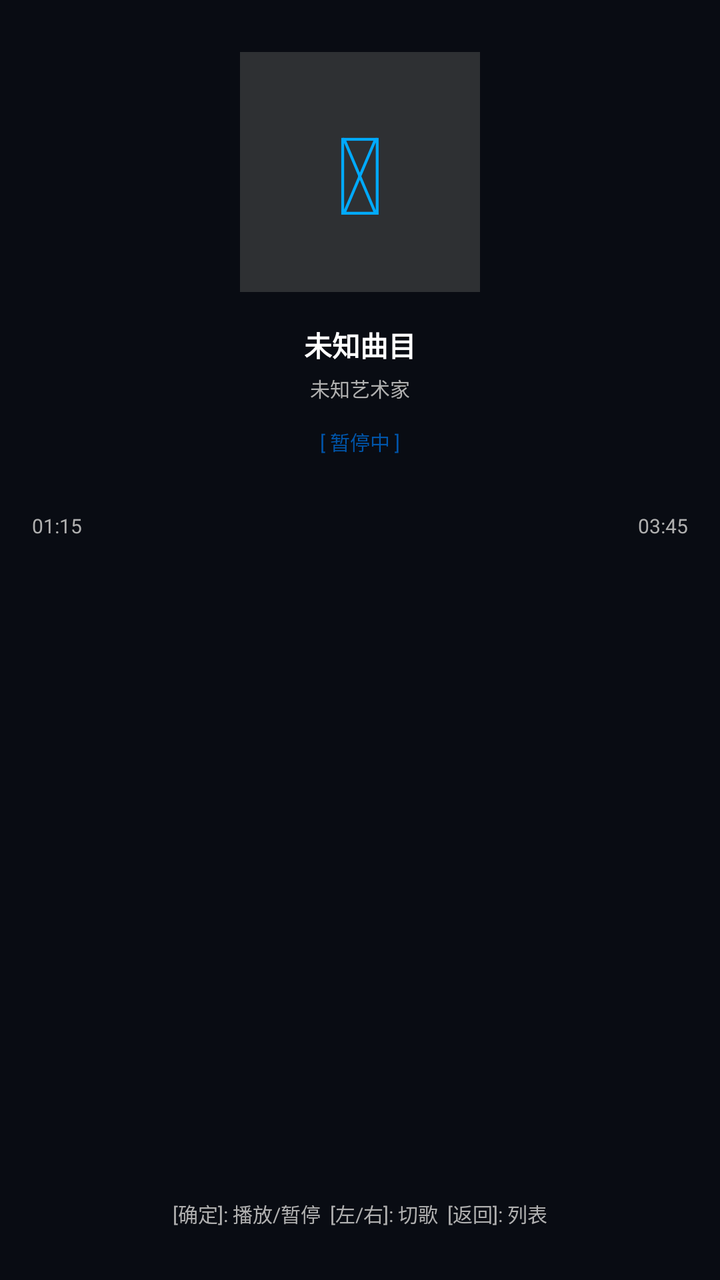
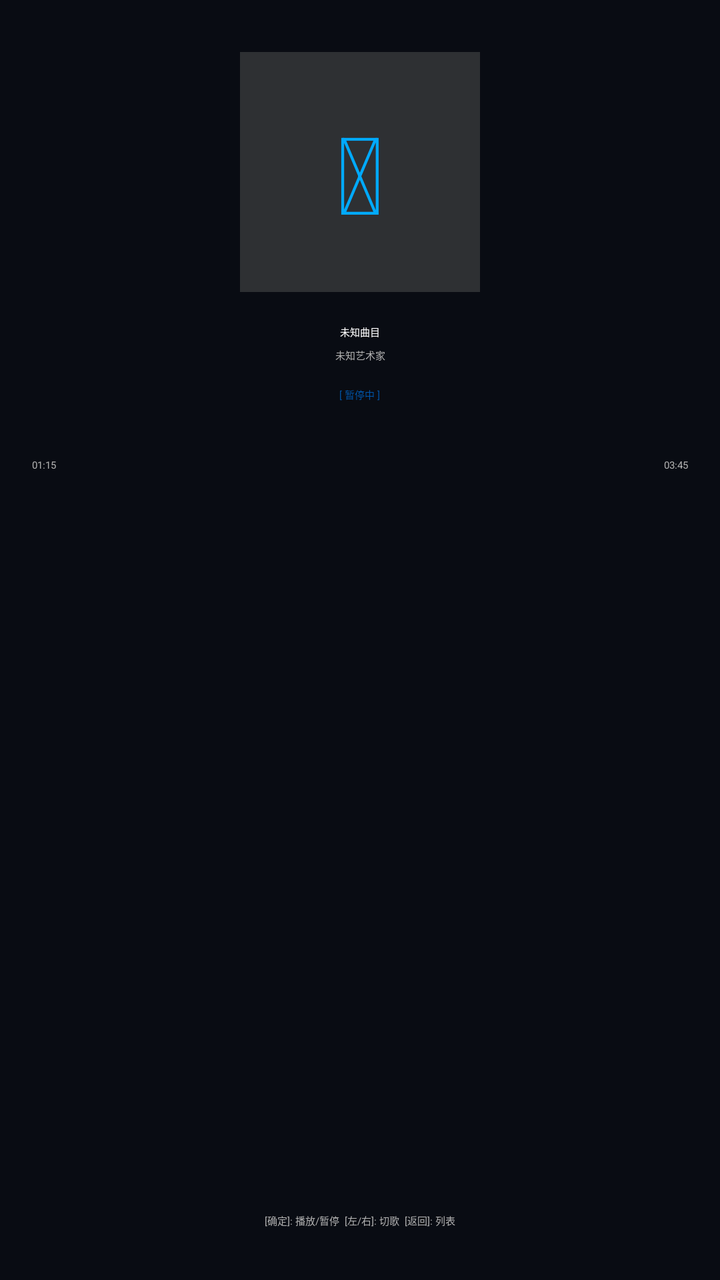

Compare the two renders of this Android layout. The source of the first and the diff that turns it into the second are given below.
<!-- AndroidManifest.xml: application theme Theme.KeydroidX.Music -->
<!-- res/layout/activity_music_player.xml -->
<?xml version="1.0" encoding="utf-8"?>
<LinearLayout xmlns:android="http://schemas.android.com/apk/res/android"
    android:layout_width="match_parent"
    android:layout_height="match_parent"
    android:orientation="vertical"
    android:padding="16dp"
    android:gravity="center_horizontal"
    android:background="@color/music_bg">

    
    <LinearLayout
        android:layout_width="120dp"
        android:layout_height="120dp"
        android:layout_marginTop="10dp"
        android:layout_marginBottom="16dp"
        android:background="#2E3033"
        android:gravity="center">

        <TextView
            android:id="@+id/iv_player_cover"
            android:layout_width="wrap_content"
            android:layout_height="wrap_content"
            android:textSize="54sp"
            android:textColor="#00AAFF"
            android:text="&#xe405;" />
    </LinearLayout>

    
    <TextView
        android:id="@+id/tv_player_title"
        android:layout_width="match_parent"
        android:layout_height="wrap_content"
        android:gravity="center"
        android:textSize="14sp"
        android:textStyle="bold"
        android:textColor="@color/music_item_normal_text"
        android:singleLine="true"
        android:text="未知曲目" />

    <TextView
        android:id="@+id/tv_player_artist"
        android:layout_width="match_parent"
        android:layout_height="wrap_content"
        android:layout_marginTop="4dp"
        android:gravity="center"
        android:textSize="10sp"
        android:textColor="@color/music_item_subtext"
        android:singleLine="true"
        android:text="未知艺术家" />

    
    <TextView
        android:id="@+id/tv_player_status"
        android:layout_width="wrap_content"
        android:layout_height="wrap_content"
        android:layout_marginTop="12dp"
        android:textSize="10sp"
        android:textColor="@color/music_primary"
        android:text="[ 暂停中 ]" />

    
    <ProgressBar
        android:id="@+id/progress_music"
        style="?android:attr/progressBarStyleHorizontal"
        android:layout_width="match_parent"
        android:layout_height="8dp"
        android:layout_marginTop="16dp"
        android:progress="35"
        android:max="100" />

    <LinearLayout
        android:layout_width="match_parent"
        android:layout_height="wrap_content"
        android:layout_marginTop="4dp"
        android:orientation="horizontal">

        <TextView
            android:id="@+id/tv_current_time"
            android:layout_width="0dp"
            android:layout_height="wrap_content"
            android:layout_weight="1"
            android:textSize="10sp"
            android:textColor="@color/music_item_subtext"
            android:text="01:15" />

        <TextView
            android:id="@+id/tv_total_time"
            android:layout_width="wrap_content"
            android:layout_height="wrap_content"
            android:textSize="10sp"
            android:textColor="@color/music_item_subtext"
            android:text="03:45" />
    </LinearLayout>

    <TextView
        android:layout_width="match_parent"
        android:layout_height="0dp"
        android:layout_weight="1"
        android:gravity="bottom|center_horizontal"
        android:paddingBottom="10dp"
        android:textSize="10sp"
        android:textColor="@color/music_item_subtext"
        android:text="[确定]: 播放/暂停  [左/右]: 切歌  [返回]: 列表" />

</LinearLayout>
<!-- resources referenced by this layout -->
<resources>
  <color name="music_bg">#090C13</color>
  <color name="music_item_normal_text">#FFFFFF</color>
  <color name="music_item_subtext">#B0B0B0</color>
  <color name="music_primary">#0055AA</color>
  <style name="Theme.KeydroidX.Music" parent="Theme.NokiaKeyCore">
          <item name="android:windowNoTitle">true</item>
          <item name="android:windowBackground">@color/music_bg</item>
  
          
          <item name="android:windowDisablePreview">true</item>
          <item name="android:windowContentOverlay">@null</item>
      </style>
</resources>

<!-- the commit's change to res/layout/activity_music_player.xml (unified diff, before → after) -->
@@ -31,8 +31,7 @@
         android:layout_width="match_parent"
         android:layout_height="wrap_content"
         android:gravity="center"
-        android:textSize="14sp"
-        android:textStyle="bold"
+        android:textSize="@dimen/nokia_font_body"
         android:textColor="@color/music_item_normal_text"
         android:singleLine="true"
         android:text="未知曲目" />
@@ -43,7 +42,7 @@
         android:layout_height="wrap_content"
         android:layout_marginTop="4dp"
         android:gravity="center"
-        android:textSize="10sp"
+        android:textSize="@dimen/nokia_font_caption"
         android:textColor="@color/music_item_subtext"
         android:singleLine="true"
         android:text="未知艺术家" />
@@ -54,7 +53,7 @@
         android:layout_width="wrap_content"
         android:layout_height="wrap_content"
         android:layout_marginTop="12dp"
-        android:textSize="10sp"
+        android:textSize="@dimen/nokia_font_caption"
         android:textColor="@color/music_primary"
         android:text="[ 暂停中 ]" />
 
@@ -79,7 +78,7 @@
             android:layout_width="0dp"
             android:layout_height="wrap_content"
             android:layout_weight="1"
-            android:textSize="10sp"
+            android:textSize="@dimen/nokia_font_caption"
             android:textColor="@color/music_item_subtext"
             android:text="01:15" />
 
@@ -87,7 +86,7 @@
             android:id="@+id/tv_total_time"
             android:layout_width="wrap_content"
             android:layout_height="wrap_content"
-            android:textSize="10sp"
+            android:textSize="@dimen/nokia_font_caption"
             android:textColor="@color/music_item_subtext"
             android:text="03:45" />
     </LinearLayout>
@@ -98,7 +97,7 @@
         android:layout_weight="1"
         android:gravity="bottom|center_horizontal"
         android:paddingBottom="10dp"
-        android:textSize="10sp"
+        android:textSize="@dimen/nokia_font_caption"
         android:textColor="@color/music_item_subtext"
         android:text="[确定]: 播放/暂停  [左/右]: 切歌  [返回]: 列表" />
 
